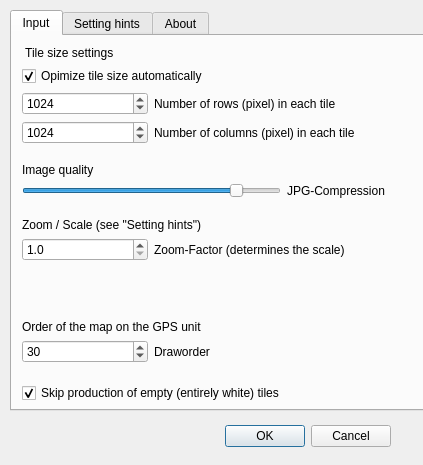
Qt form GarminCustomMap_dialog_base.ui (NINAnor/GarminCustomMaps) before a commit.
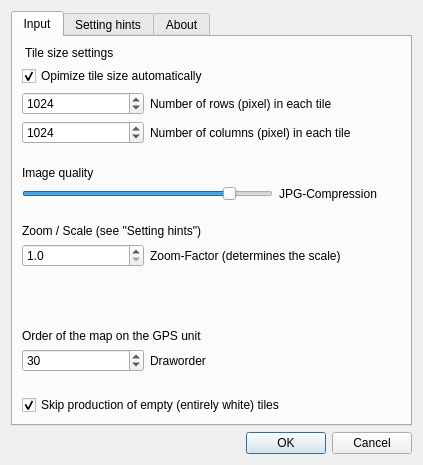
The same form after that commit.

```diff
--- a/GarminCustomMap_dialog_base.ui
+++ b/GarminCustomMap_dialog_base.ui
@@ -19,15 +19,12 @@
   <property name="windowTitle">
    <string>GarminCustomMap</string>
   </property>
+  <layout class="QGridLayout" name="gridLayout_4">
+   <item row="0" column="0">
+    <layout class="QGridLayout" name="gridLayout"/>
+   </item>
+   <item row="2" column="1">
   <widget class="QDialogButtonBox" name="buttonBox">
-   <property name="geometry">
-    <rect>
-     <x>20</x>
-     <y>420</y>
-     <width>371</width>
-     <height>32</height>
-    </rect>
-   </property>
    <property name="orientation">
     <enum>Qt::Horizontal</enum>
    </property>
@@ -35,15 +32,9 @@
     <set>QDialogButtonBox::Cancel|QDialogButtonBox::Ok</set>
    </property>
   </widget>
+   </item>
+   <item row="1" column="1">
   <widget class="QTabWidget" name="tab">
-   <property name="geometry">
-    <rect>
-     <x>10</x>
-     <y>10</y>
-     <width>431</width>
-     <height>401</height>
-    </rect>
-   </property>
    <property name="currentIndex">
     <number>0</number>
    </property>
@@ -51,15 +42,8 @@
     <attribute name="title">
      <string>Input</string>
     </attribute>
-    <widget class="QWidget" name="layoutWidget">
-     <property name="geometry">
-      <rect>
-       <x>10</x>
-       <y>10</y>
-       <width>391</width>
-       <height>357</height>
-      </rect>
-     </property>
+      <layout class="QGridLayout" name="gridLayout_5">
+       <item row="0" column="0">
      <layout class="QGridLayout" name="gridLayout_2">
       <item row="4" column="0">
        <spacer name="verticalSpacer">
@@ -311,48 +295,39 @@
        </spacer>
       </item>
      </layout>
-    </widget>
+       </item>
+      </layout>
    </widget>
    <widget class="QWidget" name="settingHints">
     <attribute name="title">
      <string>Setting hints</string>
     </attribute>
+      <layout class="QGridLayout" name="gridLayout_3">
+       <item row="0" column="0">
     <widget class="QTextBrowser" name="textBrowser">
-     <property name="geometry">
-      <rect>
-       <x>15</x>
-       <y>11</y>
-       <width>381</width>
-       <height>291</height>
-      </rect>
-     </property>
      <property name="html">
       <string>&lt;!DOCTYPE HTML PUBLIC &quot;-//W3C//DTD HTML 4.0//EN&quot; &quot;http://www.w3.org/TR/REC-html40/strict.dtd&quot;&gt;
 &lt;html&gt;&lt;head&gt;&lt;meta name=&quot;qrichtext&quot; content=&quot;1&quot; /&gt;&lt;style type=&quot;text/css&quot;&gt;
 p, li { white-space: pre-wrap; }
-&lt;/style&gt;&lt;/head&gt;&lt;body style=&quot; font-family:'MS Shell Dlg 2'; font-size:7.8pt; font-weight:400; font-style:normal;&quot;&gt;
+&lt;/style&gt;&lt;/head&gt;&lt;body style=&quot; font-family:'Sans'; font-size:9pt; font-weight:400; font-style:normal;&quot;&gt;
 &lt;p style=&quot;-qt-paragraph-type:empty; margin-top:0px; margin-bottom:0px; margin-left:0px; margin-right:0px; -qt-block-indent:0; text-indent:0px; font-family:'Ubuntu'; font-size:11pt;&quot;&gt;&lt;br /&gt;&lt;/p&gt;&lt;/body&gt;&lt;/html&gt;</string>
      </property>
     </widget>
+       </item>
+      </layout>
    </widget>
    <widget class="QWidget" name="aboutTab">
     <attribute name="title">
      <string>About</string>
     </attribute>
+      <layout class="QGridLayout" name="gridLayout_6">
+       <item row="0" column="0">
     <widget class="QTextBrowser" name="textBrowser_2">
-     <property name="geometry">
-      <rect>
-       <x>10</x>
-       <y>10</y>
-       <width>351</width>
-       <height>361</height>
-      </rect>
-     </property>
      <property name="html">
       <string>&lt;!DOCTYPE HTML PUBLIC &quot;-//W3C//DTD HTML 4.0//EN&quot; &quot;http://www.w3.org/TR/REC-html40/strict.dtd&quot;&gt;
 &lt;html&gt;&lt;head&gt;&lt;meta name=&quot;qrichtext&quot; content=&quot;1&quot; /&gt;&lt;style type=&quot;text/css&quot;&gt;
 p, li { white-space: pre-wrap; }
-&lt;/style&gt;&lt;/head&gt;&lt;body style=&quot; font-family:'MS Shell Dlg 2'; font-size:7.8pt; font-weight:400; font-style:normal;&quot;&gt;
+&lt;/style&gt;&lt;/head&gt;&lt;body style=&quot; font-family:'Sans'; font-size:9pt; font-weight:400; font-style:normal;&quot;&gt;
 &lt;p style=&quot; margin-top:0px; margin-bottom:0px; margin-left:0px; margin-right:0px; -qt-block-indent:0; text-indent:0px;&quot;&gt;&lt;span style=&quot; font-family:'Ubuntu'; font-size:8pt;&quot;&gt;A Garmin Custom Map (.kmz-file) is a zip-file containing, one or more jpg-images (tiles), and the georeference infomation in a text-file (doc.kml).&lt;/span&gt;&lt;/p&gt;
 &lt;p style=&quot; margin-top:0px; margin-bottom:0px; margin-left:0px; margin-right:0px; -qt-block-indent:0; text-indent:0px;&quot;&gt;&lt;span style=&quot; font-family:'Ubuntu'; font-size:8pt;&quot;&gt;Each jpg-file is limited to 1 megapixel (e.g. 1024 x 1024 pixel or 2048 x 512 pixel) and should notr be heavier than 3MB. The time for drawing the map on your GPS unit is affected by the file size of the jpgs (which can be controlled by tile size (number of rows and columns) and JPG-compression (quality)).&lt;/span&gt;&lt;/p&gt;
 &lt;p style=&quot;-qt-paragraph-type:empty; margin-top:0px; margin-bottom:0px; margin-left:0px; margin-right:0px; -qt-block-indent:0; text-indent:0px; font-family:'Ubuntu'; font-size:8pt;&quot;&gt;&lt;br /&gt;&lt;/p&gt;
@@ -377,19 +352,12 @@
 &lt;p style=&quot; margin-top:0px; margin-bottom:0px; margin-left:0px; margin-right:0px; -qt-block-indent:0; text-indent:0px;&quot;&gt;&lt;span style=&quot; font-family:'Ubuntu'; font-size:8pt;&quot;&gt;Stefan Blumentrath (email: stefan dot blumentrath at nina dot no)&lt;/span&gt;&lt;/p&gt;&lt;/body&gt;&lt;/html&gt;</string>
      </property>
     </widget>
-   </widget>
-  </widget>
-  <widget class="QWidget" name="layoutWidget">
-   <property name="geometry">
-    <rect>
-     <x>0</x>
-     <y>0</y>
-     <width>2</width>
-     <height>2</height>
-    </rect>
-   </property>
-   <layout class="QGridLayout" name="gridLayout"/>
-  </widget>
+       </item>
+      </layout>
+     </widget>
+    </widget>
+   </item>
+  </layout>
  </widget>
  <tabstops>
   <tabstop>tab</tabstop>
```
Lines whose indentation alone changed are shown as unchanged.
